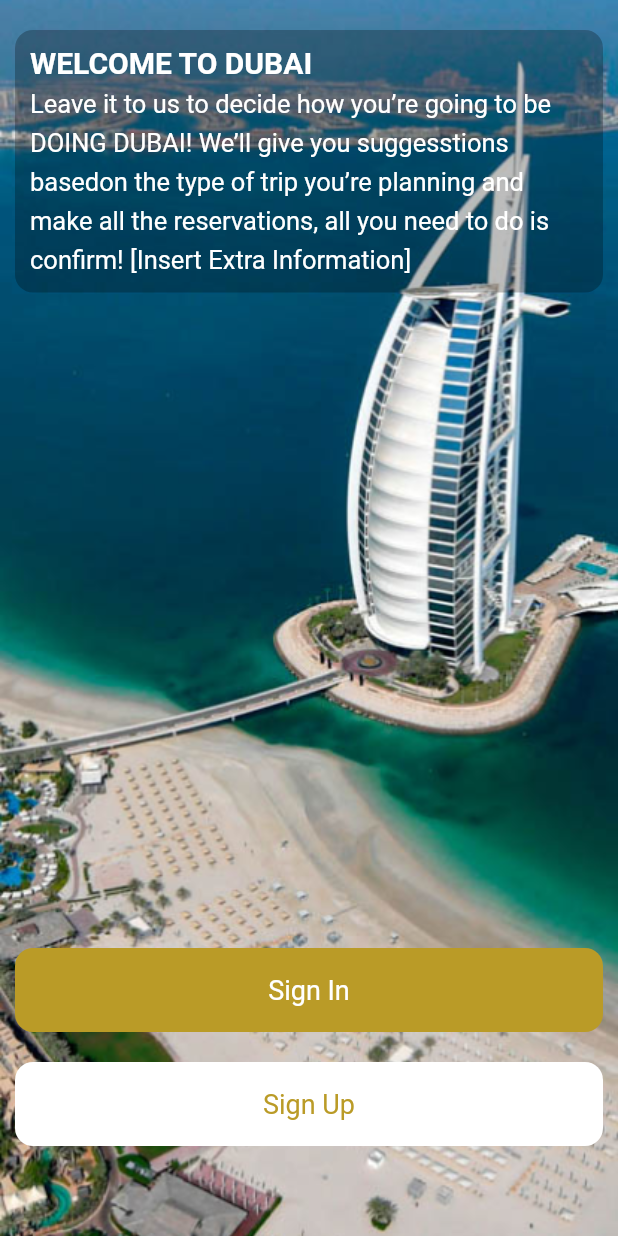
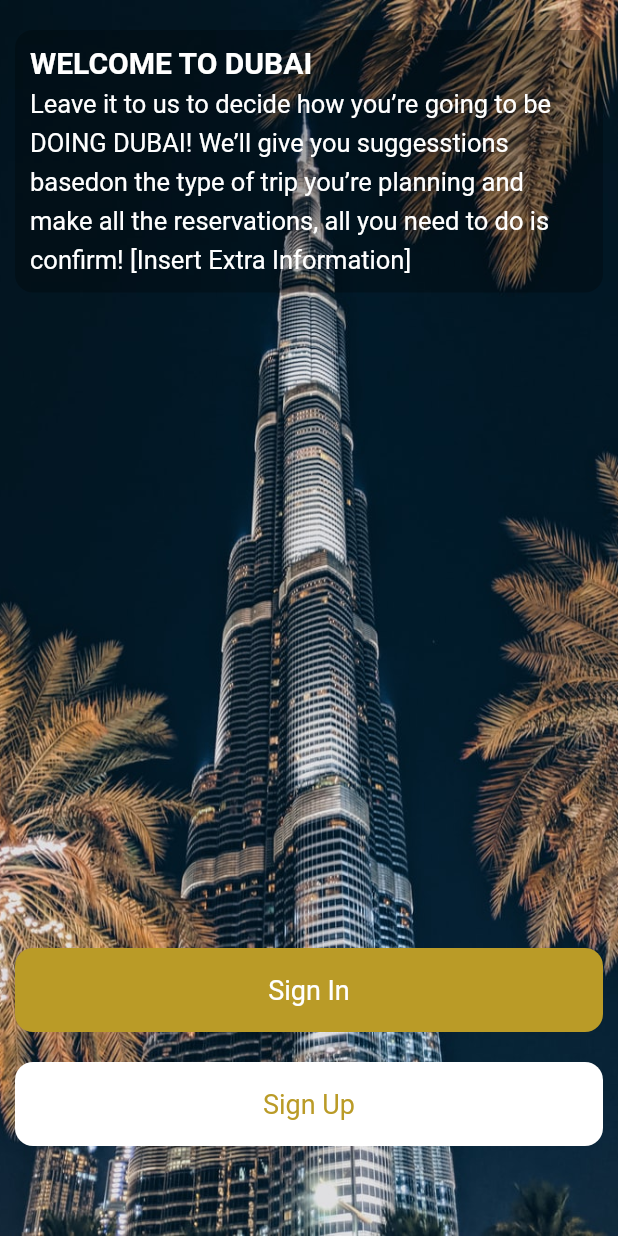
Before and after one commit to zohaib1313/doingDubai, a Flutter app: the screen it shows after launch, on a phone screen of 412 x 824 dp. Run offline on Flutter 3.47's test engine with Material 2 defaults, Android fonts, the phone set to English and light mode, and no system bars; our stand-ins replace cached_network_image, dio, flutter_svg, image_cropper, image_picker; missing offline and left inert: fialogs, flutter_stripe, req_fun; network calls fail.

```diff
--- a/lib/src/utils/images.dart
+++ b/lib/src/utils/images.dart
@@ -2,7 +2,7 @@ String image = 'assets/images';
 
 class AppImages {
   static String logoApp = '$image/logo.png';
-  static String getStarted = '$image/get_started.png';
+  static String getStarted = '$image/get_started.jpg';
   static String facebookLogo = '$image/facebook_logo.png';
   static String appleLogo = '$image/apple_logo.png';
   static String bottomStatsIcon = '$image/bottom_stats.png';
```
Also changed, not shown: assets/images/get_started.jpg (added), assets/images/get_started.png (deleted).
